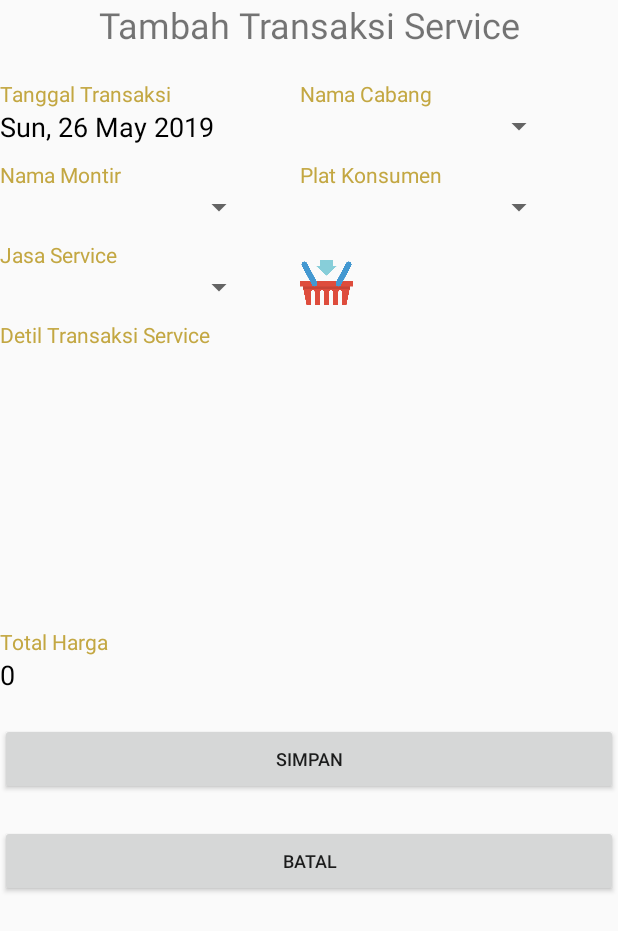
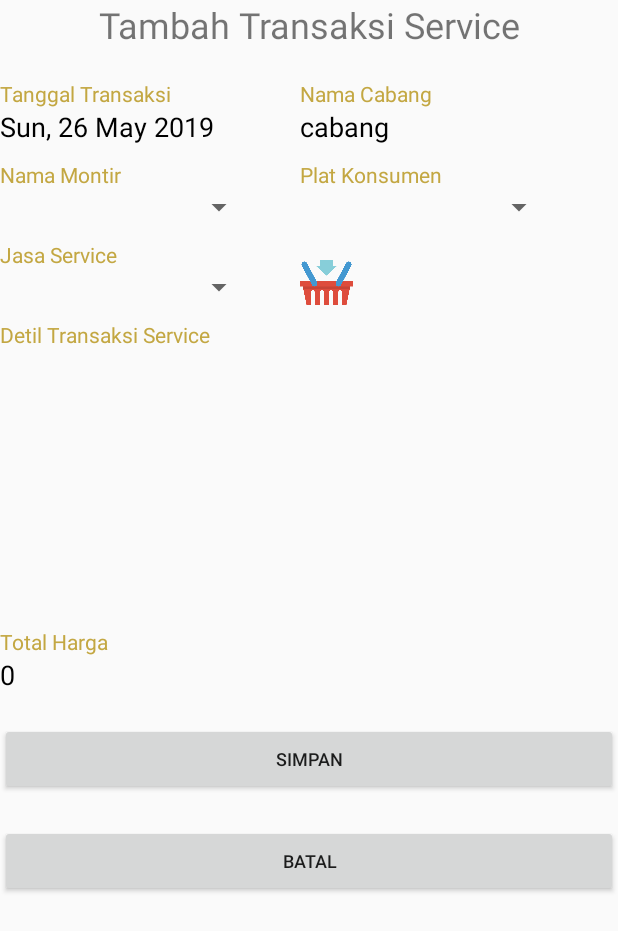
Before and after one commit to sintaxd/P3L-Mobile, an Android app: the tambah_transaksi_penjualan_service screen opened directly, with no data from a screen before it, on a phone screen of 412 x 824 dp. Shown: the top 931 px of the screen. Run offline under Robolectric (Android 15) with nearby library versions, the light colour scheme and no system bars; 4 statements that could not run were skipped.

Commit message:
revisi transaksi jasa service

```diff
--- a/app/src/main/java/kel1/com/simato_mobile/MainActivity.java
+++ b/app/src/main/java/kel1/com/simato_mobile/MainActivity.java
@@ -135,6 +135,8 @@ public class MainActivity extends AppCompatActivity {
                                     String id_pegawai = jsonRes.getJSONObject("data").getString("id_pegawai");
                                     String username = jsonRes.getJSONObject("data").getString("username_pegawai");
                                     String password = jsonRes.getJSONObject("data").getString("password_pegawai");
+
+                                    Log.d("ID Cabang: ",id_cabang);
                                    session.createLoginSessions(id_role,username,id_pegawai,id_cabang);
                                     if(id_role.equalsIgnoreCase("1"))
                                     {
--- a/app/src/main/java/kel1/com/simato_mobile/View/CustomerService/TransaksiPenjualan/tambah_transaksi_penjualan_service.java
+++ b/app/src/main/java/kel1/com/simato_mobile/View/CustomerService/TransaksiPenjualan/tambah_transaksi_penjualan_service.java
@@ -56,6 +56,7 @@ import kel1.com.simato_mobile.Model.Model_JasaService;
 import kel1.com.simato_mobile.Model.Model_MotorKonsumen;
 import kel1.com.simato_mobile.Model.Model_Pegawai;
 import kel1.com.simato_mobile.R;
+import kel1.com.simato_mobile.SessionManager.SessionManager;
 import kel1.com.simato_mobile.View.CustomerService.MotorKonsumen.tambah_data_motor_konsumen;
 import kel1.com.simato_mobile.View.Owner.PengadaanSparepart.tambah_pengadaan_sparepart;
 import kel1.com.simato_mobile.View.Owner.PengadaanSparepart.tampil_pengadaan_sparepart;
@@ -68,7 +69,7 @@ import retrofit2.converter.gson.GsonConverterFactory;
 
 public class tambah_transaksi_penjualan_service extends AppCompatActivity {
 
-    TextView setTanggal, totalHarga_fix;
+    TextView setTanggal, totalHarga_fix, namaCabang_fix;
     ImageView addDetilTransaksiService;
     Spinner spinner_nama_jasa_service, spinner_cabang, spinner_montir, spinner_plat_konsumen;
 
@@ -91,29 +92,35 @@ public class tambah_transaksi_penjualan_service extends AppCompatActivity {
     List<String> spinner_platMotorKonsumen = new ArrayList<>();
     private List<Model_DetilTransaksiService> detilTransaksiServicetList = new ArrayList<Model_DetilTransaksiService>();
 
-    Integer tempIDJasaService, selectedIDCabang, selectedIDMontir, selectedIDJasaService, selectedIDMotorKonsumen;
+    Integer tempIDJasaService, selectedIDMontir, selectedIDJasaService, selectedIDMotorKonsumen;
     String selectedNamaJasaService;
     Button btnBatal, btnSimpan;
     Double GrandTotal=0.0, selectedHargaJasaService;
     RecyclerView rview;
     private Adapter_DetilTransaksiService adapter;
     private RecyclerView.LayoutManager layout;
+    SessionManager sessionManager;
 
     @Override
     protected void onCreate(Bundle savedInstanceState) {
         super.onCreate(savedInstanceState);
         setContentView(R.layout.activity_tambah_transaksi_penjualan_service);
 
+        sessionManager = new SessionManager(getApplicationContext());
         setTanggal = findViewById(R.id.textView_tanggalFix);
         //create a date string.
         String date_now = new SimpleDateFormat("EEE, d MMM yyyy", Locale.getDefault()).format(new Date());
         //set it as current date.
         setTanggal.setText(date_now);
         totalHarga_fix = findViewById(R.id.textView_totalHargaFix);
-        spinner_cabang = findViewById(R.id.spinner_cabang);
+        //spinner_cabang = findViewById(R.id.spinner_cabang);
         spinner_nama_jasa_service = findViewById(R.id.spinner_nama_jasa_service);
         spinner_montir = findViewById(R.id.spinner_montir);
         spinner_plat_konsumen = findViewById(R.id.spinner_plat_konsumen);
+
+        namaCabang_fix = findViewById(R.id.textView_namaCabangFix);
+        namaCabang_fix.setText(sessionManager.getIdCabang());
+
 
         rview = findViewById(R.id.recycler_view_detil_transaksi_service);
         layout = new LinearLayoutManager(getApplicationContext());
@@ -143,23 +150,12 @@ public class tambah_transaksi_penjualan_service extends AppCompatActivity {
                 Toast.makeText(tambah_transaksi_penjualan_service.this, "miaaw", Toast.LENGTH_SHORT).show();
             }
         });
-        loadSpinnerNamaCabang();
-        spinner_cabang.setOnItemSelectedListener(new AdapterView.OnItemSelectedListener() { //Listener dropdown nama cabang saat dipilih
+        loadNamaCabang();
+        loadSpinnerNamaMontir();
+        spinner_montir.setOnItemSelectedListener(new AdapterView.OnItemSelectedListener() { //Listener dropdown nama montir saat dipilih
             @Override
             public void onItemSelected(AdapterView<?> parentView, View selectedItemView, int position, long id) {
-                selectedIDCabang = Integer.parseInt(spinner_IDCabang.get(position)); //Mendapatkan id dari dropdown yang dipilih
-                Log.d("ID Cabang: ",selectedIDCabang.toString());
-                loadSpinnerNamaMontir();
-                spinner_montir.setOnItemSelectedListener(new AdapterView.OnItemSelectedListener() { //Listener dropdown nama montir saat dipilih
-                    @Override
-                    public void onItemSelected(AdapterView<?> parentView, View selectedItemView, int position, long id) {
-                        selectedIDMontir = Integer.parseInt(spinner_IDPegawai.get(position)); //Mendapatkan id dari dropdown yang dipilih
-                        Log.d("ID Cabang: ",selectedIDCabang.toString());
-                    }
-                    @Override
-                    public void onNothingSelected(AdapterView<?> parentView) {
-                    }
-                });
+                selectedIDMontir = Integer.parseInt(spinner_IDPegawai.get(position)); //Mendapatkan id dari dropdown yang dipilih
             }
             @Override
             public void onNothingSelected(AdapterView<?> parentView) {
@@ -262,10 +258,10 @@ public class tambah_transaksi_penjualan_service extends AppCompatActivity {
             public void onResponse(Call<LD_Pegawai> callNamaJasaService, Response<LD_Pegawai> response) {
 
                 spinnerNamaPegawaiArray = response.body().getData();
+                spinner_namaPegawai.clear();
+                spinner_IDPegawai.clear();
                 for (int i = 0; i < spinnerNamaPegawaiArray.size(); i++) {
-                    if(spinnerNamaPegawaiArray.get(i).getId_role_fk()==4 && spinnerNamaPegawaiArray.get(i).getId_cabang_fk()==selectedIDCabang) {
-                        spinner_namaPegawai.clear();
-                        spinner_IDPegawai.clear();
+                    if(spinnerNamaPegawaiArray.get(i).getId_role_fk()==4 && spinnerNamaPegawaiArray.get(i).getId_cabang_fk()==Integer.parseInt(sessionManager.getIdCabang())) {
                         spinner_namaPegawai.add(spinnerNamaPegawaiArray.get(i).getNama_pegawai());
                         spinner_IDPegawai.add(spinnerNamaPegawaiArray.get(i).getId_pegawai().toString());
                     }
@@ -304,6 +300,38 @@ public class tambah_transaksi_penjualan_service extends AppCompatActivity {
                 }
                 ArrayAdapter<String> adapterNamaCabang = new ArrayAdapter<>(tambah_transaksi_penjualan_service.this, R.layout.spinner_cabang_layout, R.id.txtNamaCabang, spinner_namaCabang);
                 spinner_cabang.setAdapter(adapterNamaCabang);
+            }
+            @Override
+            public void onFailure(Call<LD_Cabang> call, Throwable t) {
+                Toast.makeText(tambah_transaksi_penjualan_service.this, t.getLocalizedMessage(), Toast.LENGTH_SHORT).show();
+                Log.d("onFailure: ",t.getLocalizedMessage());
+            }
+        });
+    }
+    void loadNamaCabang(){
+        Gson gson = new GsonBuilder()
+                .setLenient()
+                .create();
+        Retrofit.Builder builder = new Retrofit
+                .Builder()
+                .baseUrl(ApiClient_Cabang.baseURL)
+                .addConverterFactory(GsonConverterFactory.create());
+        Retrofit retrofit = builder.build();
+
+        //ngeload nama cabang dari database
+        ApiClient_Cabang apiclientCabang = retrofit.create(ApiClient_Cabang.class);
+        Call<LD_Cabang> callCabang = apiclientCabang.show();
+        callCabang.enqueue(new Callback<LD_Cabang>() {
+            @Override
+            public void onResponse(Call<LD_Cabang> callCabang, Response<LD_Cabang> response) {
+
+                spinnerNamaCabangArray = response.body().getData();
+                for (int i = 0; i < spinnerNamaCabangArray.size(); i++) {
+                    if(spinnerNamaCabangArray.get(i).getId_cabang()==Integer.parseInt(sessionManager.getIdCabang()))
+                    {
+                        namaCabang_fix.setText(spinnerNamaCabangArray.get(i).getNama_cabang());
+                    }
+                }
             }
             @Override
             public void onFailure(Call<LD_Cabang> call, Throwable t) {
@@ -365,10 +393,14 @@ public class tambah_transaksi_penjualan_service extends AppCompatActivity {
             Retrofit retrofit = builder.build();
             ApiClient_TransaksiPenjualan apiClientTransaksiPenjualan = retrofit.create(ApiClient_TransaksiPenjualan.class);
 
-            Log.d( "ID Cbg : ",selectedIDCabang.toString() );
+            Log.d( "ID Cbg : ",sessionManager.getIdCabang() );
             Log.d( "GrandTotal: ",GrandTotal.toString() );
 
-            Call<ResponseBody> transaksiserviceDAOCall = apiClientTransaksiPenjualan.create("SS", selectedIDCabang, GrandTotal,selectedIDMontir,3);
+            Integer id_cabang = Integer.parseInt(sessionManager.getIdCabang());
+            Integer id_cs = Integer.parseInt(sessionManager.getKeyId());
+
+
+            Call<ResponseBody> transaksiserviceDAOCall = apiClientTransaksiPenjualan.create("SS",id_cabang,GrandTotal,selectedIDMontir,id_cs);
             transaksiserviceDAOCall.enqueue(new Callback<ResponseBody>() {
                 @Override
                 public void onResponse(Call<ResponseBody> call, Response<ResponseBody> response) {
--- a/app/src/main/res/layout/activity_tambah_transaksi_penjualan_service.xml
+++ b/app/src/main/res/layout/activity_tambah_transaksi_penjualan_service.xml
@@ -52,11 +52,16 @@ tools:context=".View.CustomerService.TransaksiPenjualan.tambah_transaksi_penjual
                 android:layout_height="wrap_content"
                 android:text="Nama Cabang"
                 android:textColor="@color/menusCS" />
-
-            <Spinner
-                android:id="@+id/spinner_cabang"
-                android:layout_width="170dp"
-                android:layout_height="wrap_content" />
+            <TextView
+                android:id="@+id/textView_namaCabangFix"
+                android:layout_width="200dp"
+                android:layout_height="wrap_content"
+                android:textColor="#000000"
+                android:textSize="18sp" />
+            <!--<Spinner-->
+                <!--android:id="@+id/spinner_cabang"-->
+                <!--android:layout_width="170dp"-->
+                <!--android:layout_height="wrap_content" />-->
         </LinearLayout>
     </LinearLayout>
     <LinearLayout
```
